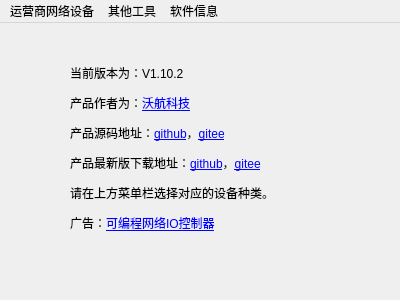
The window that mainwindow/mainwindow.ui (worldflyingct/setdevicetool) describes before a commit, drawn with Qt 5.
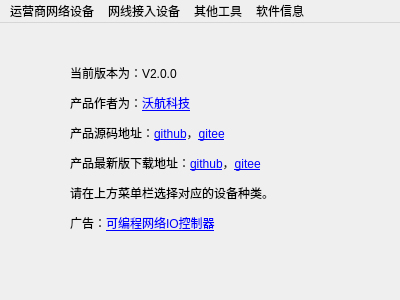
The same window after the commit. Icons and pictures are not drawn.

Commit message: 添加rj45版本的可编程网络io控制器

Diff of the .ui file:
```diff
--- a/mainwindow/mainwindow.ui
+++ b/mainwindow/mainwindow.ui
@@ -31,7 +31,7 @@
      </rect>
     </property>
     <property name="text">
-     <string>&lt;html&gt;&lt;head/&gt;&lt;body&gt;&lt;p&gt;当前版本为：V1.10.2&lt;/p&gt;&lt;p&gt;产品作者为：&lt;a href=&quot;https://www.worldflying.cn&quot;&gt;&lt;span style=&quot; text-decoration: underline; color:#0000ff;&quot;&gt;沃航科技&lt;/span&gt;&lt;/a&gt;&lt;/p&gt;&lt;p&gt;产品源码地址：&lt;a href=&quot;https://github.com/worldflyingct/setdevicetool&quot;&gt;&lt;span style=&quot; text-decoration: underline; color:#0000ff;&quot;&gt;github&lt;/span&gt;&lt;/a&gt;，&lt;a href=&quot;https://gitee.com/worldflying/setdevicetool&quot;&gt;&lt;span style=&quot; text-decoration: underline; color:#0000ff;&quot;&gt;gitee&lt;/span&gt;&lt;/a&gt;&lt;/p&gt;&lt;p&gt;产品最新版下载地址：&lt;a href=&quot;https://github.com/worldflyingct/setdevicetool/releases&quot;&gt;&lt;span style=&quot; text-decoration: underline; color:#0000ff;&quot;&gt;github&lt;/span&gt;&lt;/a&gt;，&lt;a href=&quot;https://gitee.com/worldflying/setdevicetool/releases&quot;&gt;&lt;span style=&quot; text-decoration: underline; color:#0000ff;&quot;&gt;gitee&lt;/span&gt;&lt;/a&gt;&lt;/p&gt;&lt;p&gt;请在上方菜单栏选择对应的设备种类。&lt;/p&gt;&lt;p&gt;广告：&lt;a href=&quot;https://www.worldflying.cn/product-type-programio.html&quot;&gt;&lt;span style=&quot; text-decoration: underline; color:#0000ff;&quot;&gt;可编程网络IO控制器&lt;/span&gt;&lt;/a&gt;&lt;/p&gt;&lt;/body&gt;&lt;/html&gt;</string>
+     <string>&lt;html&gt;&lt;head/&gt;&lt;body&gt;&lt;p&gt;当前版本为：V2.0.0&lt;/p&gt;&lt;p&gt;产品作者为：&lt;a href=&quot;https://www.worldflying.cn&quot;&gt;&lt;span style=&quot; text-decoration: underline; color:#0000ff;&quot;&gt;沃航科技&lt;/span&gt;&lt;/a&gt;&lt;/p&gt;&lt;p&gt;产品源码地址：&lt;a href=&quot;https://github.com/worldflyingct/setdevicetool&quot;&gt;&lt;span style=&quot; text-decoration: underline; color:#0000ff;&quot;&gt;github&lt;/span&gt;&lt;/a&gt;，&lt;a href=&quot;https://gitee.com/worldflying/setdevicetool&quot;&gt;&lt;span style=&quot; text-decoration: underline; color:#0000ff;&quot;&gt;gitee&lt;/span&gt;&lt;/a&gt;&lt;/p&gt;&lt;p&gt;产品最新版下载地址：&lt;a href=&quot;https://github.com/worldflyingct/setdevicetool/releases&quot;&gt;&lt;span style=&quot; text-decoration: underline; color:#0000ff;&quot;&gt;github&lt;/span&gt;&lt;/a&gt;，&lt;a href=&quot;https://gitee.com/worldflying/setdevicetool/releases&quot;&gt;&lt;span style=&quot; text-decoration: underline; color:#0000ff;&quot;&gt;gitee&lt;/span&gt;&lt;/a&gt;&lt;/p&gt;&lt;p&gt;请在上方菜单栏选择对应的设备种类。&lt;/p&gt;&lt;p&gt;广告：&lt;a href=&quot;https://www.worldflying.cn/product-type-programio.html&quot;&gt;&lt;span style=&quot; text-decoration: underline; color:#0000ff;&quot;&gt;可编程网络IO控制器&lt;/span&gt;&lt;/a&gt;&lt;/p&gt;&lt;/body&gt;&lt;/html&gt;</string>
     </property>
     <property name="openExternalLinks">
      <bool>true</bool>
@@ -77,7 +77,14 @@
     <addaction name="actionAboutQt"/>
     <addaction name="actionAbout"/>
    </widget>
+   <widget class="QMenu" name="menuRj45">
+    <property name="title">
+     <string>网线接入设备</string>
+    </property>
+    <addaction name="actionRj45IotProgram"/>
+   </widget>
    <addaction name="menu"/>
+   <addaction name="menuRj45"/>
    <addaction name="menu2"/>
    <addaction name="menu3"/>
   </widget>
```
Left out of the diff: 5 changed lines with no effect on the pictures. The commit also changes 18 other files.
